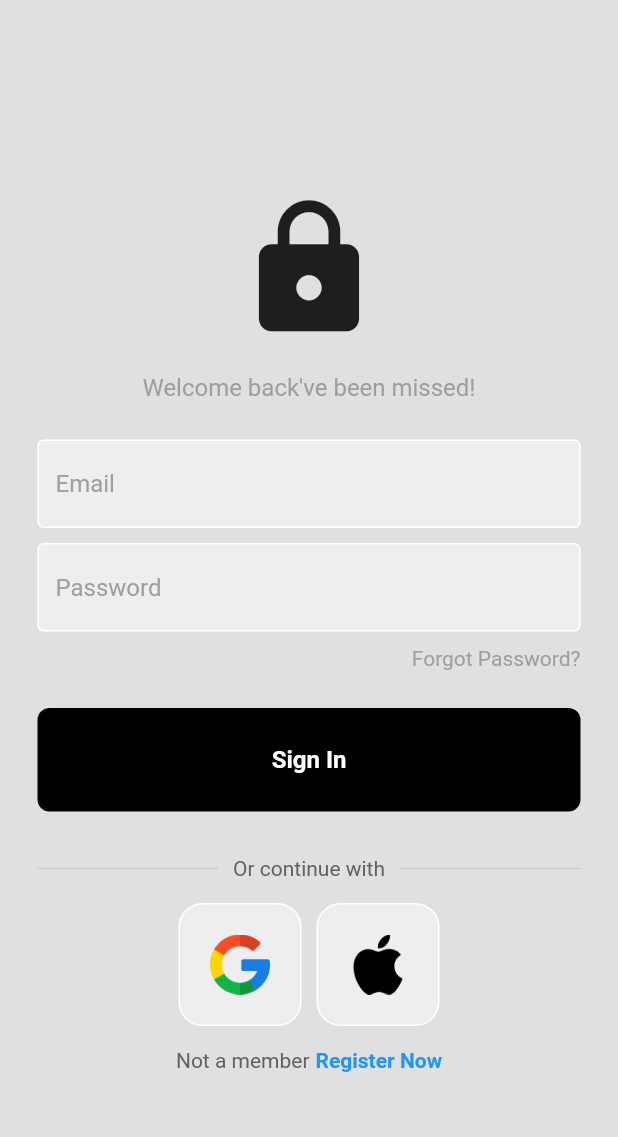
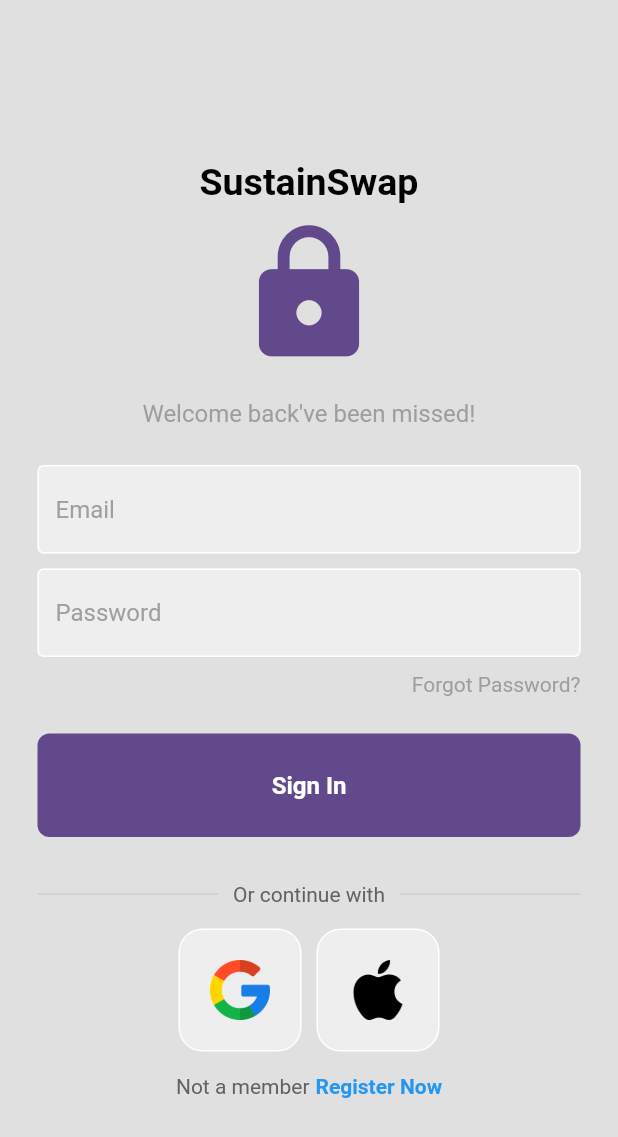
Before and after one commit to OmeshSachethana/UEE_Project, a Flutter app: the screen it shows after launch, on a phone screen of 412 x 824 dp. Shown: the top 1137 px of the screen. Run offline on Flutter 3.47's test engine with Material 2 defaults, Android fonts, the phone set to English and light mode, and no system bars; our stand-ins replace firebase_auth, firebase_core; accounts and stored records are empty.

Commit message:
UI fixed

```diff
--- a/lib/components/my_button.dart
+++ b/lib/components/my_button.dart
@@ -16,7 +16,7 @@ class MyButton extends StatelessWidget {
         padding: const EdgeInsets.all(25),
         margin: const EdgeInsets.symmetric(horizontal: 25),
         decoration: BoxDecoration(
-          color: Colors.black,
+          color: const Color.fromARGB(255, 97, 73, 139),
           borderRadius: BorderRadius.circular(8),
         ),
         child: const Center(
--- a/lib/pages/login_page.dart
+++ b/lib/pages/login_page.dart
@@ -79,12 +79,23 @@ class _LoginPageState extends State<LoginPage> {
           child: Column(
             mainAxisAlignment: MainAxisAlignment.center,
             children: [
-              const SizedBox(height: 20),
+              const SizedBox(height: 15),
 
+              //app name
+              const Text(
+                'SustainSwap',
+                style: TextStyle(
+                  color: Colors.black,
+                  fontSize: 25,
+                  fontWeight: FontWeight.bold,
+                ),
+              ),
+              const SizedBox(height: 10),
               //logo
               const Icon(
                 Icons.lock,
                 size: 100,
+                color: Color.fromARGB(255, 97, 73, 139),
               ),
 
               const SizedBox(height: 20),
```
